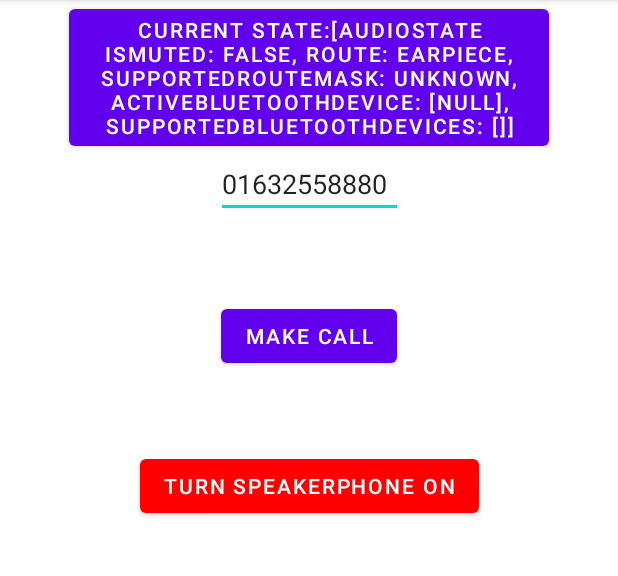
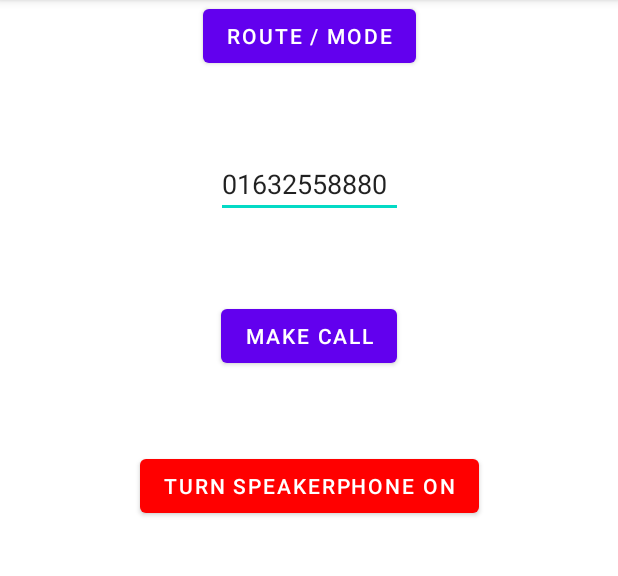
Before and after one commit to lavawerk/incallAudioChangerTest, an Android app: the screen it shows after launch (MainActivity), on a phone screen of 412 x 824 dp, the part 84-660 px from its top. Run offline under Robolectric (Android 15) with nearby library versions, the phone set to English and light mode, and no system bars; 1 statement that could not run was skipped.

Commit message:
(trying to) fix

```diff
--- a/app/src/main/java/com/example/myapplicationtestspeakerphone/MainActivity.java
+++ b/app/src/main/java/com/example/myapplicationtestspeakerphone/MainActivity.java
@@ -44,7 +44,6 @@ public class MainActivity extends AppCompatActivity {
         editTextPhoneNumber = findViewById(R.id.editTextPhoneNumber);
         buttonTurnSpeakerphoneOn = findViewById(R.id.buttonTurnSpeakerphoneOn);
         infoButton = findViewById(R.id.mode_info_button);
-        callservice = new CallService();
 
         phoneListener = new PhoneListener(this);
         audioManager = (AudioManager) this.getSystemService(Context.AUDIO_SERVICE);
@@ -114,8 +113,6 @@ public class MainActivity extends AppCompatActivity {
         } else {
             buttonTurnSpeakerphoneOn.setBackgroundColor(Color.RED);
         }
-        if (infoButton != null) infoButton.setText("current state:" + callservice.getCallAudioState());
-        else Log.e(TAG, "infoText is null");
     }
 
     @Override
--- a/app/src/main/java/com/example/myapplicationtestspeakerphone/PhoneListener.java
+++ b/app/src/main/java/com/example/myapplicationtestspeakerphone/PhoneListener.java
@@ -129,8 +129,7 @@ public class PhoneListener extends PhoneStateListener {
     public void doBindService() {
         Log.d(TAG,"ServiceConnection doBindService");
         Intent intent = new Intent(context, CallService.class);
-        // Create a new Messenger for the communication back
-        // From the Service to the Activity
+        intent.setAction("DirectBind");
 
         context.bindService(intent, myConnection, Context.BIND_AUTO_CREATE);
     }
```
Also changed, not shown: app/src/main/java/com/example/myapplicationtestspeakerphone/CallService.java (+9 -3 lines).
